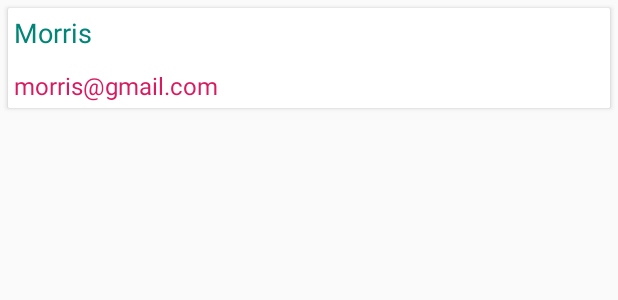
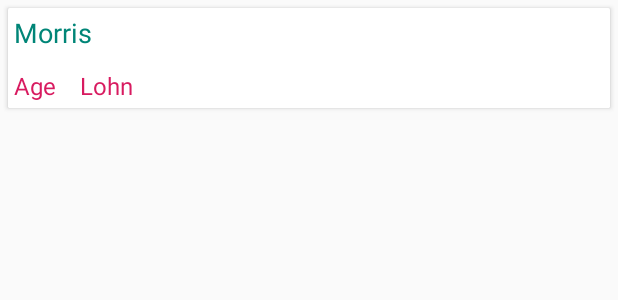
Before and after one commit to Philipo289/Exercise_2, an Android app: the layout employee_item.xml on its own in the app's theme, with its tools: preview values and no code run, on a phone screen of 412 x 824 dp. Shown: the top 300 px of the screen. Run offline under Robolectric (Android 15) with nearby library versions, the phone set to English and light mode, and no system bars.

```diff
--- a/app/src/main/java/com/example/exercise_2/employees/EmployeeListFragment.kt
+++ b/app/src/main/java/com/example/exercise_2/employees/EmployeeListFragment.kt
@@ -28,12 +28,12 @@ class EmployeeListFragment : Fragment() {
     }
 
     override fun onCreateView(
-        inflater: LayoutInflater, container: ViewGroup?,
+        inflater: LayoutInflater,
+        container: ViewGroup?,
         savedInstanceState: Bundle?
     ): View? {
 
         val binding = FragmentEmployeeListBinding.inflate(inflater)
-        // Allows Data Binding to Observe LiveData with the lifecycle of this Fragment
         binding.setLifecycleOwner(this)
 
         // Giving the binding access to the OverviewViewModel
@@ -47,7 +47,6 @@ class EmployeeListFragment : Fragment() {
                 adapter.submitList(it)
             }
         })
-
         return binding.root
     }
 
--- a/app/src/main/java/com/example/exercise_2/network/EmployeeProperty.kt
+++ b/app/src/main/java/com/example/exercise_2/network/EmployeeProperty.kt
@@ -5,10 +5,9 @@ import kotlinx.android.parcel.Parcelize
 import android.os.Parcelable
 
 data class EmployeeProperty(
-        val id: Int,
+        val id: String,
         @Json(name = "employee_name") val employeeName: String,
         @Json(name = "employee_salary") val employeeSalary: Int,
         @Json(name = "employee_age") val employeeAge: Int,
-        // used to map img_src from the JSON to imgSrcUrl in our class
         @Json(name = "profile_image")  val imgSrcUrl: String
 )
--- a/app/src/main/res/layout/employee_item.xml
+++ b/app/src/main/res/layout/employee_item.xml
@@ -17,7 +17,7 @@
         <androidx.cardview.widget.CardView
             android:id="@+id/cvEmployee"
             android:layout_width="match_parent"
-            android:layout_height="match_parent"
+            android:layout_height="wrap_content"
             android:layout_gravity="center"
             android:layout_margin="5dp"
             android:elevation="3dp"
@@ -33,7 +33,7 @@
                     android:layout_height="wrap_content"
                     android:layout_below="@id/tvAge"
                     android:padding="4dp"
-                    android:text="@{property.employeeName}"
+                    android:text="@{`Name - ` + property.employeeName}"
                     android:textColor="@color/colorPrimary"
                     android:textSize="18sp"
                     bind:layout_constraintEnd_toEndOf="parent"
@@ -43,19 +43,34 @@
 
                 <TextView
                     android:id="@+id/tvAge"
-                    android:layout_width="0dp"
+                    android:layout_width="wrap_content"
                     android:layout_height="wrap_content"
-                    android:layout_below="@+id/tvFullName"
+                    android:layout_below="@+id/tvSalary"
                     android:layout_marginTop="4dp"
                     android:layout_marginEnd="8dp"
                     android:padding="4dp"
-                    android:text="@{`Email - ` + property.employeeAge}"
+                    android:text="@{`Age - ` + property.employeeAge}"
                     android:textColor="@color/colorAccent"
                     android:textSize="16sp"
-                    bind:layout_constraintEnd_toEndOf="parent"
+                    bind:layout_constraintEnd_toStartOf="@+id/tvSalary"
                     bind:layout_constraintStart_toStartOf="parent"
                     bind:layout_constraintTop_toBottomOf="@+id/tvFullName"
-                    tools:text="morris@gmail.com" />
+                    tools:text="Age" />
+
+                <TextView
+                    android:id="@+id/tvSalary"
+                    android:layout_width="0dp"
+                    android:layout_height="wrap_content"
+                    android:layout_marginEnd="8dp"
+                    android:padding="4dp"
+                    android:text="@{`Lohn - ` + property.employeeSalary}"
+                    android:textColor="@color/colorAccent"
+                    android:textSize="16sp"
+                    bind:layout_constraintBaseline_toBaselineOf="@+id/tvAge"
+                    bind:layout_constraintEnd_toEndOf="parent"
+                    bind:layout_constraintHorizontal_bias="0.0"
+                    bind:layout_constraintStart_toEndOf="@+id/tvAge"
+                    tools:text="Lohn" />
 
             </androidx.constraintlayout.widget.ConstraintLayout>
         </androidx.cardview.widget.CardView>
```
Also changed, not shown: app/src/main/java/com/example/exercise_2/BindingAdapters.kt (+26 -0 lines), app/src/main/java/com/example/exercise_2/employees/EmployeeAdapter.kt (+8 -5 lines), app/src/main/java/com/example/exercise_2/employees/EmployeeListViewModel.kt (+18 -1 lines), app/src/main/res/drawable-v24/ic_connection_error.xml (added, +27 -0 lines), app/src/main/res/drawable-v24/loading_animation.xml (added, +23 -0 lines), app/src/main/res/drawable-v24/loading_img.xml (added, +39 -0 lines), app/src/main/res/layout/fragment_employee_list.xml (+12 -0 lines).
